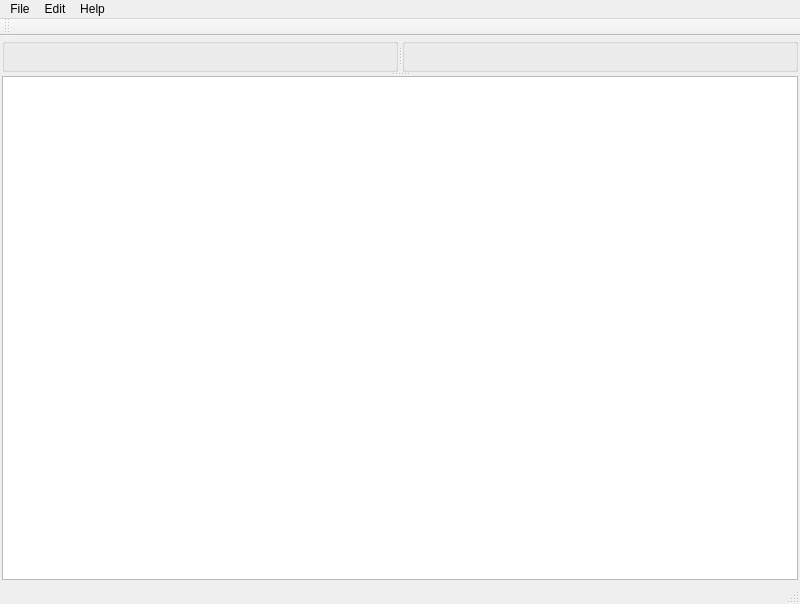
First picture: the form in workbench/forms/window_main.ui, repository unc-compgeom/DDAD, before the edit.
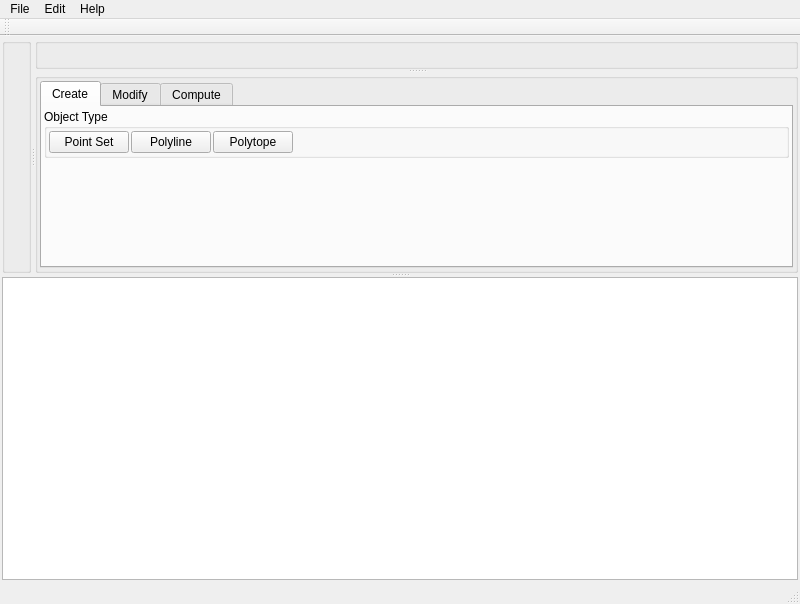
Second picture: the form after the edit. Icons and pictures are not drawn.

Patch:
```diff
--- a/workbench/forms/window_main.ui
+++ b/workbench/forms/window_main.ui
@@ -18,7 +18,7 @@
     <normaloff>:/icons/appicon.png</normaloff>:/icons/appicon.png</iconset>
   </property>
   <widget class="QWidget" name="widget_main">
-   <layout class="QGridLayout" name="gridLayout">
+   <layout class="QGridLayout" name="gridLayout_3">
     <property name="leftMargin">
      <number>2</number>
     </property>
@@ -39,10 +39,16 @@
       <property name="orientation">
        <enum>Qt::Vertical</enum>
       </property>
+      <property name="handleWidth">
+       <number>4</number>
+      </property>
       <widget class="QSplitter" name="splitter_2">
        <property name="orientation">
         <enum>Qt::Horizontal</enum>
        </property>
+       <property name="handleWidth">
+        <number>4</number>
+       </property>
        <widget class="QGroupBox" name="group_top">
         <property name="title">
          <string/>
@@ -75,6 +81,9 @@
         <property name="orientation">
          <enum>Qt::Vertical</enum>
         </property>
+        <property name="handleWidth">
+         <number>4</number>
+        </property>
         <widget class="QGroupBox" name="group_perspective">
          <property name="title">
           <string/>
@@ -100,6 +109,222 @@
           </property>
          </layout>
         </widget>
+        <widget class="QGroupBox" name="groupBox">
+         <property name="title">
+          <string/>
+         </property>
+         <layout class="QGridLayout" name="gridLayout">
+          <property name="leftMargin">
+           <number>2</number>
+          </property>
+          <property name="topMargin">
+           <number>2</number>
+          </property>
+          <property name="rightMargin">
+           <number>2</number>
+          </property>
+          <property name="bottomMargin">
+           <number>2</number>
+          </property>
+          <property name="spacing">
+           <number>2</number>
+          </property>
+          <item row="0" column="0">
+           <widget class="QTabWidget" name="tabWidget">
+            <property name="currentIndex">
+             <number>0</number>
+            </property>
+            <widget class="QWidget" name="create">
+             <attribute name="title">
+              <string>Create</string>
+             </attribute>
+             <layout class="QGridLayout" name="gridLayout_4">
+              <property name="leftMargin">
+               <number>2</number>
+              </property>
+              <property name="topMargin">
+               <number>2</number>
+              </property>
+              <property name="rightMargin">
+               <number>2</number>
+              </property>
+              <property name="bottomMargin">
+               <number>2</number>
+              </property>
+              <property name="spacing">
+               <number>2</number>
+              </property>
+              <item row="0" column="0">
+               <widget class="QGroupBox" name="object_type">
+                <property name="title">
+                 <string>Object Type</string>
+                </property>
+                <layout class="QGridLayout" name="gridLayout_5">
+                 <property name="leftMargin">
+                  <number>2</number>
+                 </property>
+                 <property name="topMargin">
+                  <number>2</number>
+                 </property>
+                 <property name="rightMargin">
+                  <number>2</number>
+                 </property>
+                 <property name="bottomMargin">
+                  <number>2</number>
+                 </property>
+                 <property name="spacing">
+                  <number>2</number>
+                 </property>
+                 <item row="0" column="2">
+                  <widget class="QPushButton" name="create_polytope">
+                   <property name="text">
+                    <string>Polytope</string>
+                   </property>
+                   <property name="icon">
+                    <iconset resource="../resources/resources.qrc">
+                     <normaloff>:/icons/create_polytope.png</normaloff>:/icons/create_polytope.png</iconset>
+                   </property>
+                   <property name="checkable">
+                    <bool>true</bool>
+                   </property>
+                   <attribute name="buttonGroup">
+                    <string notr="true">buttonGroup</string>
+                   </attribute>
+                  </widget>
+                 </item>
+                 <item row="0" column="4">
+                  <spacer name="horizontalSpacer">
+                   <property name="orientation">
+                    <enum>Qt::Horizontal</enum>
+                   </property>
+                   <property name="sizeHint" stdset="0">
+                    <size>
+                     <width>40</width>
+                     <height>20</height>
+                    </size>
+                   </property>
+                  </spacer>
+                 </item>
+                 <item row="0" column="1">
+                  <widget class="QPushButton" name="create_polyline">
+                   <property name="sizePolicy">
+                    <sizepolicy hsizetype="Preferred" vsizetype="Preferred">
+                     <horstretch>0</horstretch>
+                     <verstretch>0</verstretch>
+                    </sizepolicy>
+                   </property>
+                   <property name="toolTip">
+                    <string/>
+                   </property>
+                   <property name="text">
+                    <string>Polyline</string>
+                   </property>
+                   <property name="icon">
+                    <iconset resource="../resources/resources.qrc">
+                     <normaloff>:/icons/create_polyline.png</normaloff>:/icons/create_polyline.png</iconset>
+                   </property>
+                   <property name="iconSize">
+                    <size>
+                     <width>16</width>
+                     <height>16</height>
+                    </size>
+                   </property>
+                   <property name="checkable">
+                    <bool>true</bool>
+                   </property>
+                   <property name="flat">
+                    <bool>false</bool>
+                   </property>
+                   <attribute name="buttonGroup">
+                    <string notr="true">buttonGroup</string>
+                   </attribute>
+                  </widget>
+                 </item>
+                 <item row="0" column="0">
+                  <widget class="QPushButton" name="create_point_set">
+                   <property name="toolTip">
+                    <string/>
+                   </property>
+                   <property name="text">
+                    <string>Point Set</string>
+                   </property>
+                   <property name="icon">
+                    <iconset resource="../resources/resources.qrc">
+                     <normaloff>:/icons/create_pointset.png</normaloff>:/icons/create_pointset.png</iconset>
+                   </property>
+                   <property name="checkable">
+                    <bool>true</bool>
+                   </property>
+                   <attribute name="buttonGroup">
+                    <string notr="true">buttonGroup</string>
+                   </attribute>
+                  </widget>
+                 </item>
+                </layout>
+               </widget>
+              </item>
+              <item row="1" column="0">
+               <spacer name="create_tab_spacer">
+                <property name="orientation">
+                 <enum>Qt::Vertical</enum>
+                </property>
+                <property name="sizeHint" stdset="0">
+                 <size>
+                  <width>20</width>
+                  <height>40</height>
+                 </size>
+                </property>
+               </spacer>
+              </item>
+             </layout>
+            </widget>
+            <widget class="QWidget" name="modify">
+             <attribute name="title">
+              <string>Modify</string>
+             </attribute>
+            </widget>
+            <widget class="QWidget" name="compute">
+             <attribute name="title">
+              <string>Compute</string>
+             </attribute>
+             <layout class="QGridLayout" name="compute_grid_layout">
+              <property name="leftMargin">
+               <number>2</number>
+              </property>
+              <property name="topMargin">
+               <number>2</number>
+              </property>
+              <property name="rightMargin">
+               <number>2</number>
+              </property>
+              <property name="bottomMargin">
+               <number>2</number>
+              </property>
+              <property name="spacing">
+               <number>2</number>
+              </property>
+              <item row="0" column="0">
+               <widget class="QLineEdit" name="selection_description"/>
+              </item>
+              <item row="1" column="0">
+               <spacer name="verticalSpacer">
+                <property name="orientation">
+                 <enum>Qt::Vertical</enum>
+                </property>
+                <property name="sizeHint" stdset="0">
+                 <size>
+                  <width>20</width>
+                  <height>40</height>
+                 </size>
+                </property>
+               </spacer>
+              </item>
+             </layout>
+            </widget>
+           </widget>
+          </item>
+         </layout>
+        </widget>
        </widget>
       </widget>
       <widget class="QTextEdit" name="console">
```
Left out of the diff: 52 changed lines with no effect on the pictures.
